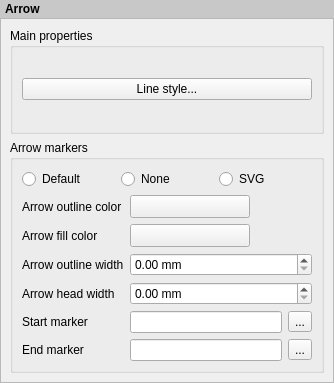
The window that src/ui/composer/qgscomposerarrowwidgetbase.ui (qgis/QGIS) describes before a commit, drawn with Qt 5.
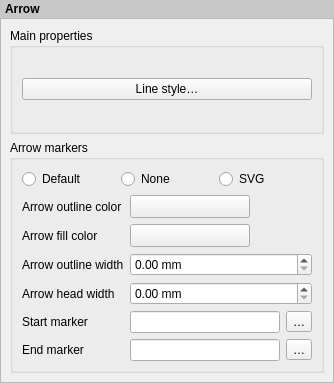
The same window after the commit. Custom widgets are drawn as their Qt base class.

```diff
--- a/src/ui/composer/qgscomposerarrowwidgetbase.ui
+++ b/src/ui/composer/qgscomposerarrowwidgetbase.ui
@@ -78,7 +78,7 @@
           <item>
            <widget class="QPushButton" name="mLineStyleButton">
             <property name="text">
-             <string>Line style...</string>
+             <string>Line style…</string>
             </property>
            </widget>
           </item>
@@ -247,7 +247,7 @@
             <item>
              <widget class="QToolButton" name="mStartMarkerToolButton">
               <property name="text">
-               <string>...</string>
+               <string>…</string>
               </property>
              </widget>
             </item>
@@ -268,7 +268,7 @@
             <item>
              <widget class="QToolButton" name="mEndMarkerToolButton">
               <property name="text">
-               <string>...</string>
+               <string>…</string>
               </property>
              </widget>
             </item>
```
